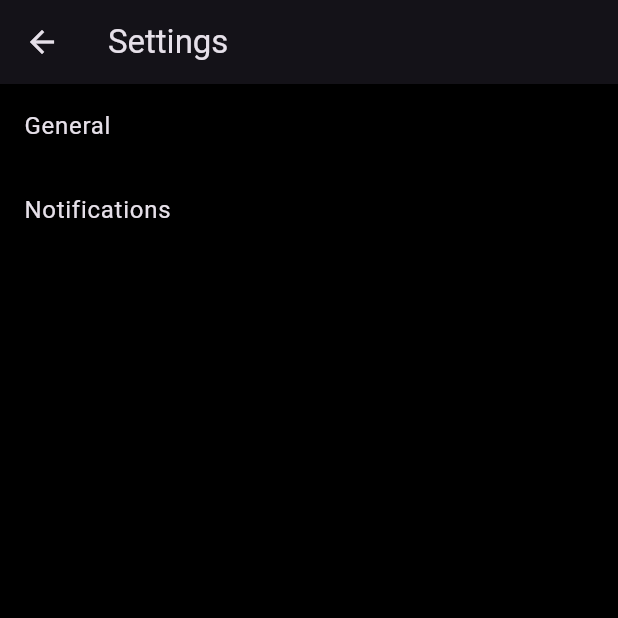
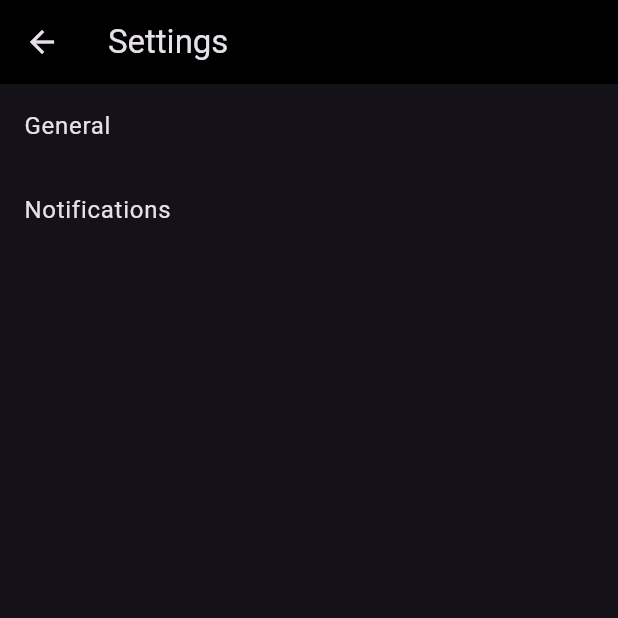
Before and after one commit to dotpranjal/s360, a Flutter app: the screen it shows after launch, after a tap on the "settings" icon, on a phone screen of 412 x 824 dp, the top half of it. Run offline on Flutter 3.47's test engine with Material 3 defaults, Android fonts, the light colour scheme and no system bars; Roboto replaces fonts that are missing (Sergei).

Commit message:
made this look good

```diff
--- a/lib/main.dart
+++ b/lib/main.dart
@@ -5,6 +5,148 @@ import 'package:flutter/material.dart';
 
 void main() {
   runApp(const MyApp());
+}
+
+class MyApp extends StatelessWidget {
+  const MyApp({super.key});
+
+  @override
+  Widget build(BuildContext context) {
+    return MaterialApp(
+      theme: ThemeData.light(),
+      darkTheme: ThemeData(
+        brightness: Brightness.dark,
+        primaryColor: Colors.black,
+        appBarTheme: const AppBarTheme(
+          color: Colors.black
+        ),
+        bottomNavigationBarTheme: const BottomNavigationBarThemeData(
+          backgroundColor: Colors.black,
+          selectedItemColor: Colors.white,
+          unselectedItemColor: Colors.grey,
+        )
+      ),
+      themeMode: ThemeMode.dark,
+
+      initialRoute: '/',
+      routes: {
+        '/settings': (context)=> SettingsPage(),
+      },
+
+      home: HomeScreen(),
+    );
+  }
+}
+
+class HomeScreen extends StatefulWidget {
+  const HomeScreen({super.key});
+  @override
+  _HomeScreenState createState() => _HomeScreenState();
+}
+
+class _HomeScreenState extends State<HomeScreen> {
+  final PageController _pageController = PageController();
+  int _currentPage = 0;
+
+  void _onPageChanged(int page){
+    setState(() {
+      _currentPage = page;
+    });
+  }
+
+  void _onNavItemTapped(int index){
+    _pageController.jumpToPage(index);
+  }
+
+  @override
+  Widget build(BuildContext context) {
+    return Scaffold(
+      appBar: AppBar(
+        title: const Text('S360'),
+        actions: [
+          IconButton(onPressed: (){Navigator.pushNamed(context, '/settings');}, icon: const Icon(Icons.settings,size: 30.0,))
+        ],
+
+      ),
+      body: PageView(
+        controller: _pageController,
+        onPageChanged: _onPageChanged,
+        children: const <Widget>[
+          HomePage(),
+          SOSPage(),
+          LocationPage(),
+          NewsPage()
+        ],
+      ),
+
+      bottomNavigationBar: BottomNavigationBar(
+
+        currentIndex: _currentPage,
+        onTap: _onNavItemTapped,
+
+        items:const  [
+          BottomNavigationBarItem(
+            icon: Icon(Icons.home, size: 30.0,),
+            label: 'Home',
+          ),
+          BottomNavigationBarItem(
+            icon: Icon(Icons.sos, size: 30.0,),
+            label: 'Alarm',
+          ),
+          BottomNavigationBarItem(
+            icon: Icon(Icons.location_on, size: 30.0,),
+            label: 'Location',
+          ),
+          BottomNavigationBarItem(
+            icon: Icon(Icons.feed, size: 30.0,),
+            label: 'Feed',
+          ),
+        ],
+        ),
+      );
+  }
+}
+
+
+class HomePage extends StatelessWidget{
+  const HomePage({super.key});
+
+  @override
+  Widget build(BuildContext context) {
+    return Scaffold(
+      appBar: AppBar(
+        title: const Text('Home'),
+      ),
+      body: SingleChildScrollView(
+        child:Column(
+          children: [
+            Row(
+              mainAxisAlignment: MainAxisAlignment.spaceAround,
+              children: [
+                Container(
+                  margin: const EdgeInsets.fromLTRB(0, 50, 0, 0),
+                  decoration: BoxDecoration(color: Colors.grey.shade900, borderRadius: BorderRadius.circular(10.0)),
+                  width: MediaQuery.of(context).size.width/2.2,
+                  height:170),
+
+                Container(
+                  margin: const EdgeInsets.fromLTRB(0, 50, 0, 0),
+                  decoration: BoxDecoration(color: Colors.grey.shade900, borderRadius: BorderRadius.circular(10.0)),
+                  width: MediaQuery.of(context).size.width/2.2,
+                  height:170),
+              ],
+            ),
+            Container(decoration: BoxDecoration(color: Colors.grey.shade900, borderRadius: BorderRadius.circular(10.0)),
+                      height: MediaQuery.of(context).size.height-500,
+                      width: MediaQuery.of(context).size.width-40,
+                      margin: const EdgeInsets.fromLTRB(0, 200, 0, 0),
+                      ),
+            const Text('Made with love.',)
+          ],
+        ),
+      ),
+    );
+  }
 }
 
 class LocationPage extends StatelessWidget{
@@ -96,92 +238,3 @@ class NewsPage extends StatelessWidget{
     );
   }
 }
-
-class MyHomePage extends StatelessWidget {
-  const MyHomePage({super.key, required this.title});
-
-  final String title;
-
-  @override
-  Widget build(BuildContext context) {
-    return Scaffold(
-      appBar: AppBar(
-        title: Text(title),
-        actions: [
-          IconButton(onPressed: (){Navigator.pushNamed(context, '/settings');}, icon: const Icon(Icons.settings,size: 30.0,))
-        ],
-
-      ),
-      body: SingleChildScrollView(
-        child:Column(
-          children: [
-            Row(
-              mainAxisAlignment: MainAxisAlignment.spaceAround,
-              children: [
-                Container(
-                  margin: const EdgeInsets.fromLTRB(0, 50, 0, 0),
-                  decoration: BoxDecoration(color: Colors.grey.shade900, borderRadius: BorderRadius.circular(10.0)),
-                  width: MediaQuery.of(context).size.width/2.2,
-                  height:170),
-
-                Container(
-                  margin: const EdgeInsets.fromLTRB(0, 50, 0, 0),
-                  decoration: BoxDecoration(color: Colors.grey.shade900, borderRadius: BorderRadius.circular(10.0)),
-                  width: MediaQuery.of(context).size.width/2.2,
-                  height:170),
-              ],
-            ),
-            Container(decoration: BoxDecoration(color: Colors.grey.shade900, borderRadius: BorderRadius.circular(10.0)),
-                      height: MediaQuery.of(context).size.height-500,
-                      width: MediaQuery.of(context).size.width-40,
-                      margin: const EdgeInsets.fromLTRB(0, 200, 0, 0),
-                      ),
-            const Text('Made with love.',)
-          ],
-        ),
-      ),
-      bottomNavigationBar: Container(
-        decoration: BoxDecoration(color: Colors.grey.shade900,borderRadius: BorderRadius.circular(10)),
-        height: 80,
-
-        child: Row(
-          mainAxisAlignment: MainAxisAlignment.spaceAround,
-          children: [
-            IconButton(onPressed: () {Navigator.pushNamed(context, '/home');}, icon: const Icon(Icons.home, size: 30.0)),
-            IconButton(onPressed: () {Navigator.pushNamed(context, '/sos');}, icon: const Icon(Icons.phone, size: 30.0)),
-            IconButton(onPressed: () {Navigator.pushNamed(context, '/location');}, icon: const Icon(Icons.location_on, size: 30.0)),
-            IconButton(onPressed: () {Navigator.pushNamed(context, '/news');}, icon: const Icon(Icons.feed, size: 30.0))
-          ],
-        ),
-      ),
-    );
-  }
-}
-
-class MyApp extends StatelessWidget {
-  const MyApp({super.key});
-
-  @override
-  Widget build(BuildContext context) {
-    return MaterialApp(
-      initialRoute: '/',
-      routes: {
-        '/': (context)=> const MyHomePage(title: 'S360'),
-        '/sos': (context)=> const SOSPage(),
-        '/location': (context)=> const LocationPage(),
-        '/settings': (context)=> const SettingsPage(),
-        '/news': (context)=> const NewsPage()
-
-      },
-      title: 'Flutter Demo',
-      theme: ThemeData.dark().copyWith(
-        primaryColor: Colors.pink,
-        scaffoldBackgroundColor: Colors.black,
-        textTheme: const TextTheme(
-          bodyLarge: TextStyle(color: Colors.white, fontFamily: 'Sergei'),
-        )
-      ),
-    );
-  }
-}
-// FlutterNativeSplash.remove();
```
